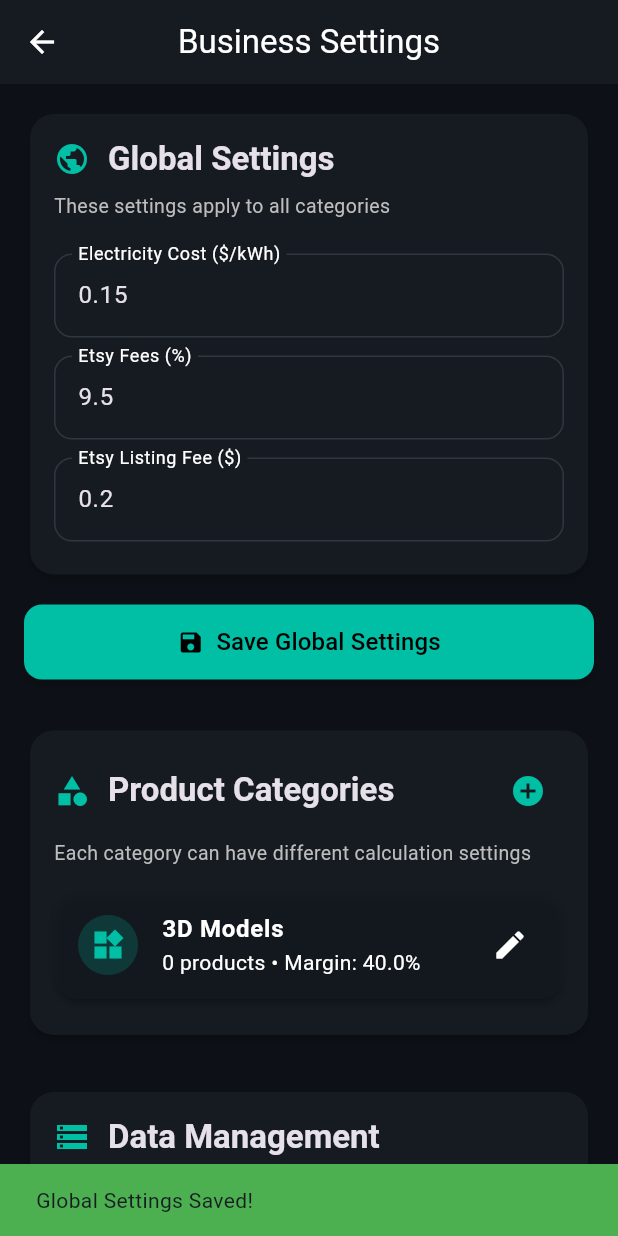
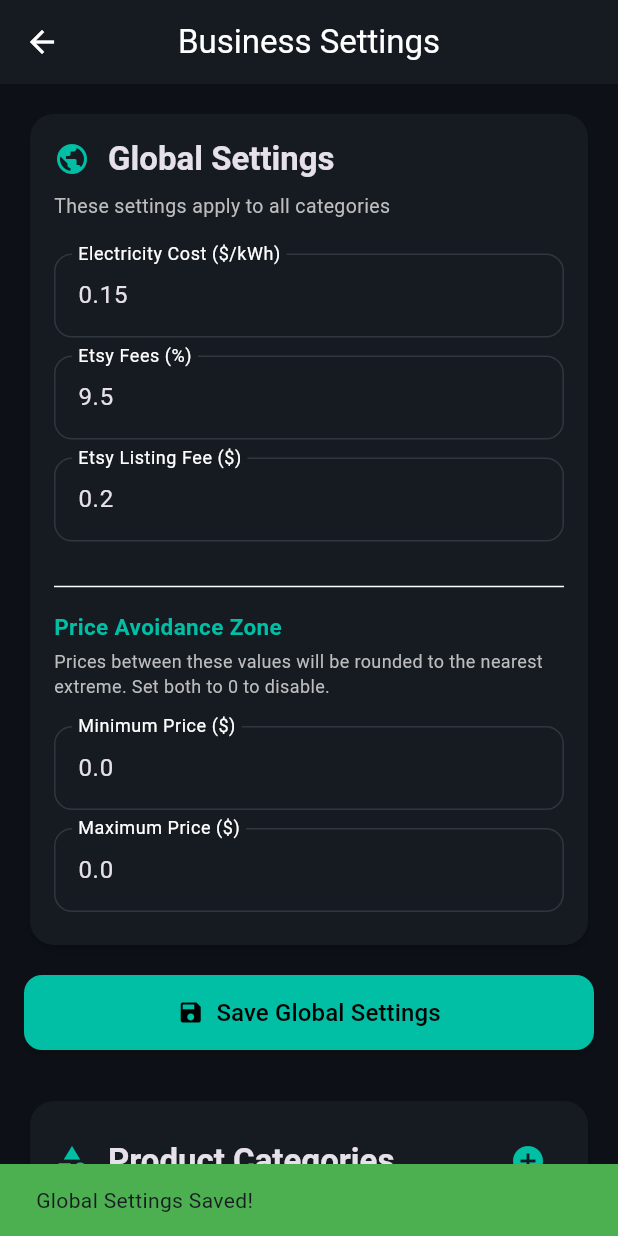
Before and after one commit to TheRealFalseReality/pricetool, a Flutter app: the SettingsPage screen opened directly, after a tap on "Save Global Settings", on a phone screen of 412 x 824 dp. Run offline on Flutter 3.47's test engine with Material 3 defaults, Android fonts, the phone set to English and light mode, and no system bars; our stand-ins replace file_picker, flutter_bloc, hive_flutter; missing offline and left inert: file_saver; accounts and stored records are empty.

Commit message:
Add price avoidance zone feature to Settings and price calculation
Co-authored-by: TheRealFalseReality <106857076+TheRealFalseReality@users.noreply.github.com>

```diff
--- a/lib/main.dart
+++ b/lib/main.dart
@@ -169,11 +169,17 @@ class Settings extends HiveObject {
   late double etsyFeesPercent;
   @HiveField(2)
   late double etsyListingFee;
+  @HiveField(3)
+  late double avoidanceZoneMin;
+  @HiveField(4)
+  late double avoidanceZoneMax;
 
   Settings.defaults() {
     electricityCostKwh = 0.15;
     etsyFeesPercent = 9.5;
     etsyListingFee = 0.20;
+    avoidanceZoneMin = 0;
+    avoidanceZoneMax = 0;
   }
 
   // For JSON serialization
@@ -181,13 +187,17 @@ class Settings extends HiveObject {
     'electricityCostKwh': electricityCostKwh,
     'etsyFeesPercent': etsyFeesPercent,
     'etsyListingFee': etsyListingFee,
+    'avoidanceZoneMin': avoidanceZoneMin,
+    'avoidanceZoneMax': avoidanceZoneMax,
   };
 
   factory Settings.fromJson(Map<String, dynamic> json) {
     return Settings.defaults()
       ..electricityCostKwh = (json['electricityCostKwh'] as num).toDouble()
       ..etsyFeesPercent = (json['etsyFeesPercent'] as num).toDouble()
-      ..etsyListingFee = (json['etsyListingFee'] as num).toDouble();
+      ..etsyListingFee = (json['etsyListingFee'] as num).toDouble()
+      ..avoidanceZoneMin = (json['avoidanceZoneMin'] as num? ?? 0).toDouble()
+      ..avoidanceZoneMax = (json['avoidanceZoneMax'] as num? ?? 0).toDouble();
   }
 
   // Helper method to create from old settings for backward compatibility
@@ -195,7 +205,9 @@ class Settings extends HiveObject {
     return Settings.defaults()
       ..electricityCostKwh = (json['electricityCostKwh'] as num? ?? 0.15).toDouble()
       ..etsyFeesPercent = (json['etsyFeesPercent'] as num? ?? 9.5).toDouble()
-      ..etsyListingFee = (json['etsyListingFee'] as num? ?? 0.20).toDouble();
+      ..etsyListingFee = (json['etsyListingFee'] as num? ?? 0.20).toDouble()
+      ..avoidanceZoneMin = (json['avoidanceZoneMin'] as num? ?? 0).toDouble()
+      ..avoidanceZoneMax = (json['avoidanceZoneMax'] as num? ?? 0).toDouble();
   }
 }
 
@@ -340,19 +352,25 @@ class SettingsAdapter extends TypeAdapter<Settings> {
     return Settings.defaults()
       ..electricityCostKwh = fields[0] as double
       ..etsyFeesPercent = fields[1] as double
-      ..etsyListingFee = fields[2] as double;
+      ..etsyListingFee = fields[2] as double
+      ..avoidanceZoneMin = fields.containsKey(3) ? fields[3] as double : 0
+      ..avoidanceZoneMax = fields.containsKey(4) ? fields[4] as double : 0;
   }
 
   @override
   void write(BinaryWriter writer, Settings obj) {
     writer
-      ..writeByte(3)
+      ..writeByte(5)
       ..writeByte(0)
       ..write(obj.electricityCostKwh)
       ..writeByte(1)
       ..write(obj.etsyFeesPercent)
       ..writeByte(2)
-      ..write(obj.etsyListingFee);
+      ..write(obj.etsyListingFee)
+      ..writeByte(3)
+      ..write(obj.avoidanceZoneMin)
+      ..writeByte(4)
+      ..write(obj.avoidanceZoneMax);
   }
 }
 
@@ -2087,6 +2105,8 @@ class _SettingsPageState extends State<SettingsPage> {
       'electricityCostKwh': TextEditingController(text: settings.electricityCostKwh.toString()),
       'etsyFeesPercent': TextEditingController(text: settings.etsyFeesPercent.toString()),
       'etsyListingFee': TextEditingController(text: settings.etsyListingFee.toString()),
+      'avoidanceZoneMin': TextEditingController(text: settings.avoidanceZoneMin.toString()),
+      'avoidanceZoneMax': TextEditingController(text: settings.avoidanceZoneMax.toString()),
     };
   }
 
@@ -2394,6 +2414,21 @@ class _SettingsPageState extends State<SettingsPage> {
                         _buildTextField('electricityCostKwh', 'Electricity Cost (\$/kWh)'),
                         _buildTextField('etsyFeesPercent', 'Etsy Fees (%)'),
                         _buildTextField('etsyListingFee', 'Etsy Listing Fee (\$)'),
+                        const SizedBox(height: 16),
+                        const Divider(),
+                        const SizedBox(height: 8),
+                        Text(
+                          'Price Avoidance Zone',
+                          style: TextStyle(fontSize: 15, fontWeight: FontWeight.bold, color: Theme.of(context).colorScheme.primary),
+                        ),
+                        const SizedBox(height: 4),
+                        Text(
+                          'Prices between these values will be rounded to the nearest extreme. Set both to 0 to disable.',
+                          style: TextStyle(fontSize: 12, color: Colors.grey[400]),
+                        ),
+                        const SizedBox(height: 12),
+                        _buildTextField('avoidanceZoneMin', 'Minimum Price (\$)'),
+                        _buildTextField('avoidanceZoneMax', 'Maximum Price (\$)'),
                       ],
                     ),
                   ),
@@ -2887,6 +2922,30 @@ class _ProductDetailPageState extends State<ProductDetailPage> with TickerProvid
       return roundedUp;
   }
 
+  double _applyAvoidanceZone(double price, double minZone, double maxZone) {
+    // If avoidance zone is disabled (both are 0 or invalid), return original price
+    if (minZone <= 0 || maxZone <= 0 || minZone >= maxZone) {
+      return price;
+    }
+
+    // If price is within the avoidance zone (strictly greater than min and strictly less than max)
+    if (price > minZone && price < maxZone) {
+      // Calculate distance to both extremes
+      final distanceToMin = price - minZone;
+      final distanceToMax = maxZone - price;
+
+      // Round to the nearest extreme
+      if (distanceToMin < distanceToMax) {
+        return minZone;
+      } else {
+        return maxZone;
+      }
+    }
+
+    // Price is outside the avoidance zone, return as-is
+    return price;
+  }
+
   void _calculateAndSave() {
     if (_formKey.currentState!.validate()) {
       final state = context.read<DataBloc>().state;
@@ -2917,7 +2976,12 @@ class _ProductDetailPageState extends State<ProductDetailPage> with TickerProvid
             profitAmount = totalProductionCost * (category.profitMargin / 100);
             final targetAmount = totalProductionCost + profitAmount + category.shippingCost;
             final etsyPrice = (targetAmount + settings.etsyListingFee) / (1 - (settings.etsyFeesPercent / 100));
-            calculatedPrice = _roundToNearestEven(etsyPrice);
+
+            // Apply even rounding first
+            double roundedPrice = _roundToNearestEven(etsyPrice);
+
+            // Then apply avoidance zone
+            calculatedPrice = _applyAvoidanceZone(roundedPrice, settings.avoidanceZoneMin, settings.avoidanceZoneMax);
 
             newResults[key] = {
               'totalProductionCost': totalProductionCost,
```
